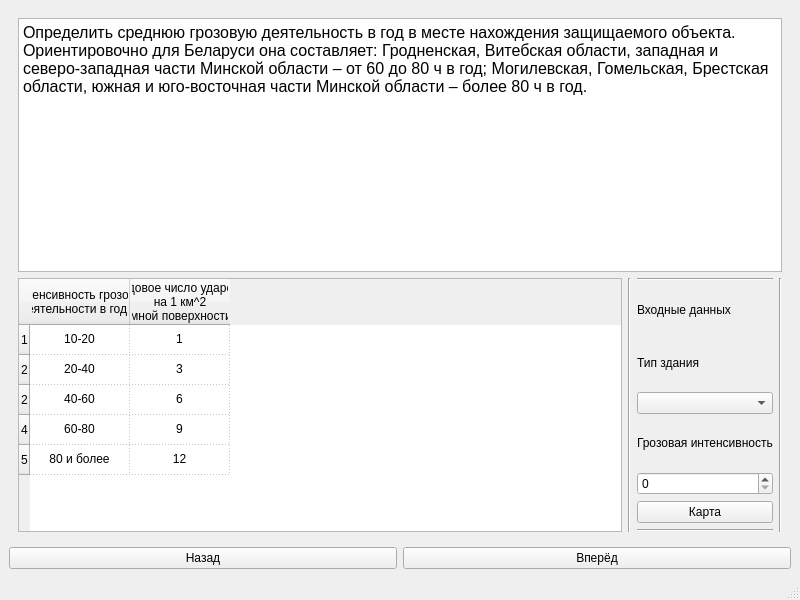
Before: the Qt Designer form mainwindow.ui in dani1chumaev/lightningProtection, drawn with Qt 5.
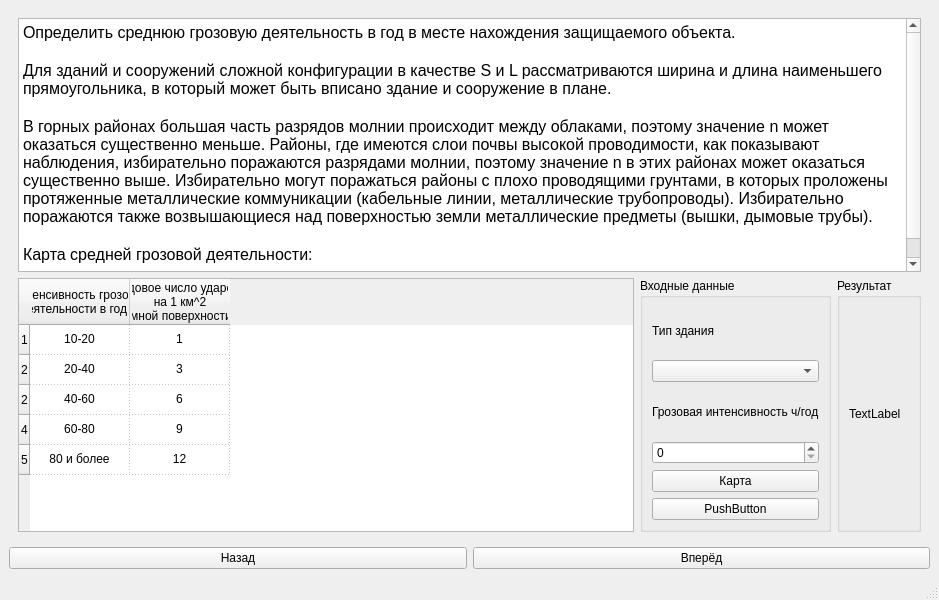
After: the same form once the commit is applied. Icons and pictures are not drawn.

What changed in the file:
```diff
--- a/mainwindow.ui
+++ b/mainwindow.ui
@@ -6,7 +6,7 @@
    <rect>
     <x>0</x>
     <y>0</y>
-    <width>800</width>
+    <width>939</width>
     <height>600</height>
    </rect>
   </property>
@@ -18,9 +18,12 @@
     <item>
      <widget class="QStackedWidget" name="stackedWidget">
       <property name="currentIndex">
-       <number>1</number>
+       <number>2</number>
       </property>
       <widget class="QWidget" name="page"/>
+      <widget class="QWidget" name="page_3">
+       <layout class="QHBoxLayout" name="horizontalLayout_4"/>
+      </widget>
       <widget class="QWidget" name="page_2">
        <layout class="QVBoxLayout" name="verticalLayout_2">
         <item>
@@ -30,7 +33,13 @@
 &lt;html&gt;&lt;head&gt;&lt;meta name=&quot;qrichtext&quot; content=&quot;1&quot; /&gt;&lt;style type=&quot;text/css&quot;&gt;
 p, li { white-space: pre-wrap; }
 &lt;/style&gt;&lt;/head&gt;&lt;body style=&quot; font-family:'MS Shell Dlg 2'; font-size:7.8pt; font-weight:400; font-style:normal;&quot;&gt;
-&lt;p style=&quot; margin-top:0px; margin-bottom:0px; margin-left:0px; margin-right:0px; -qt-block-indent:0; text-indent:0px;&quot;&gt;&lt;span style=&quot; font-size:12pt;&quot;&gt;Определить среднюю грозовую деятельность в год в месте нахождения защищаемого объекта. Ориентировочно для Беларуси она составляет: Гродненская, Витебская области, западная и северо-западная части Минской области – от 60 до 80 ч в год; Могилевская, Гомельская, Брестская области, южная и юго-восточная части Минской области – более 80 ч в год.&lt;/span&gt;&lt;/p&gt;
+&lt;p style=&quot; margin-top:0px; margin-bottom:0px; margin-left:0px; margin-right:0px; -qt-block-indent:0; text-indent:0px;&quot;&gt;&lt;span style=&quot; font-size:12pt;&quot;&gt;Определить среднюю грозовую деятельность в год в месте нахождения защищаемого объекта.&lt;/span&gt;&lt;/p&gt;
+&lt;p style=&quot;-qt-paragraph-type:empty; margin-top:0px; margin-bottom:0px; margin-left:0px; margin-right:0px; -qt-block-indent:0; text-indent:0px; font-size:12pt;&quot;&gt;&lt;br /&gt;&lt;/p&gt;
+&lt;p style=&quot; margin-top:0px; margin-bottom:0px; margin-left:0px; margin-right:0px; -qt-block-indent:0; text-indent:0px;&quot;&gt;&lt;span style=&quot; font-size:12pt;&quot;&gt;Для зданий и сооружений сложной конфигурации в качестве S и L рассматриваются ширина и длина наименьшего прямоугольника, в который может быть вписано здание и сооружение в плане.&lt;/span&gt;&lt;/p&gt;
+&lt;p style=&quot;-qt-paragraph-type:empty; margin-top:0px; margin-bottom:0px; margin-left:0px; margin-right:0px; -qt-block-indent:0; text-indent:0px; font-size:12pt;&quot;&gt;&lt;br /&gt;&lt;/p&gt;
+&lt;p style=&quot; margin-top:0px; margin-bottom:0px; margin-left:0px; margin-right:0px; -qt-block-indent:0; text-indent:0px;&quot;&gt;&lt;span style=&quot; font-size:12pt;&quot;&gt;В горных районах большая часть разрядов молнии происходит между облаками, поэтому значение n может оказаться существенно меньше. Районы, где имеются слои почвы высокой проводимости, как показывают наблюдения, избирательно поражаются разрядами молнии, поэтому значение n в этих районах может оказаться существенно выше. Избирательно могут поражаться районы с плохо проводящими грунтами, в которых проложены протяженные металлические коммуникации (кабельные линии, металлические трубопроводы). Избирательно поражаются также возвышающиеся над поверхностью земли металлические предметы (вышки, дымовые трубы).&lt;/span&gt;&lt;/p&gt;
+&lt;p style=&quot;-qt-paragraph-type:empty; margin-top:0px; margin-bottom:0px; margin-left:0px; margin-right:0px; -qt-block-indent:0; text-indent:0px; font-size:12pt;&quot;&gt;&lt;br /&gt;&lt;/p&gt;
+&lt;p style=&quot; margin-top:0px; margin-bottom:0px; margin-left:0px; margin-right:0px; -qt-block-indent:0; text-indent:0px;&quot;&gt;&lt;span style=&quot; font-size:12pt;&quot;&gt;Карта средней грозовой деятельности:&lt;/span&gt;&lt;/p&gt;
 &lt;p align=&quot;center&quot; style=&quot; margin-top:0px; margin-bottom:0px; margin-left:0px; margin-right:0px; -qt-block-indent:0; text-indent:0px;&quot;&gt;&lt;img src=&quot;:/image/image/lightningFrequency.jpg&quot; width=&quot;1089&quot; height=&quot;601&quot; /&gt;&lt;/p&gt;
 &lt;p align=&quot;center&quot; style=&quot;-qt-paragraph-type:empty; margin-top:0px; margin-bottom:0px; margin-left:0px; margin-right:0px; -qt-block-indent:0; text-indent:0px;&quot;&gt;&lt;br /&gt;&lt;/p&gt;&lt;/body&gt;&lt;/html&gt;</string>
           </property>
@@ -194,28 +203,11 @@
            </widget>
           </item>
           <item>
-           <widget class="Line" name="line_2">
-            <property name="orientation">
-             <enum>Qt::Vertical</enum>
+           <widget class="QGroupBox" name="groupBox">
+            <property name="title">
+             <string>Входные данные</string>
             </property>
-           </widget>
-          </item>
-          <item>
-           <layout class="QVBoxLayout" name="verticalLayout_3">
-            <item>
-             <widget class="Line" name="line">
-              <property name="orientation">
-               <enum>Qt::Horizontal</enum>
-              </property>
-             </widget>
-            </item>
-            <item>
-             <widget class="QLabel" name="label">
-              <property name="text">
-               <string>Входные данных</string>
-              </property>
-             </widget>
-            </item>
+            <layout class="QVBoxLayout" name="verticalLayout_5">
             <item>
              <widget class="QLabel" name="label_2">
               <property name="text">
@@ -229,7 +221,7 @@
             <item>
              <widget class="QLabel" name="label_3">
               <property name="text">
-               <string>Грозовая интенсивность</string>
+                <string>Грозовая интенсивность ч/год</string>
               </property>
              </widget>
             </item>
@@ -237,32 +229,43 @@
              <widget class="QSpinBox" name="spinBox"/>
             </item>
             <item>
-             <widget class="QPushButton" name="pushButton">
+              <widget class="QPushButton" name="LightningIntensityMap">
               <property name="text">
                <string>Карта</string>
               </property>
              </widget>
             </item>
             <item>
-             <widget class="Line" name="line_4">
-              <property name="orientation">
-               <enum>Qt::Horizontal</enum>
+              <widget class="QPushButton" name="pushButton">
+               <property name="text">
+                <string>PushButton</string>
               </property>
              </widget>
             </item>
            </layout>
+           </widget>
           </item>
           <item>
-           <widget class="Line" name="line_3">
-            <property name="orientation">
-             <enum>Qt::Vertical</enum>
+           <widget class="QGroupBox" name="groupBox_2">
+            <property name="title">
+             <string>Результат</string>
             </property>
+            <layout class="QVBoxLayout" name="verticalLayout_6">
+             <item>
+              <widget class="QLabel" name="label">
+               <property name="text">
+                <string>TextLabel</string>
+               </property>
            </widget>
           </item>
          </layout>
-        </item>
-       </layout>
+           </widget>
+          </item>
+         </layout>
+        </item>
+       </layout>
       </widget>
+      <widget class="QWidget" name="page_4"/>
      </widget>
     </item>
     <item>
@@ -290,7 +293,7 @@
     <rect>
      <x>0</x>
      <y>0</y>
-     <width>800</width>
+     <width>939</width>
      <height>25</height>
     </rect>
    </property>
```
Lines whose indentation alone changed are shown as unchanged.
